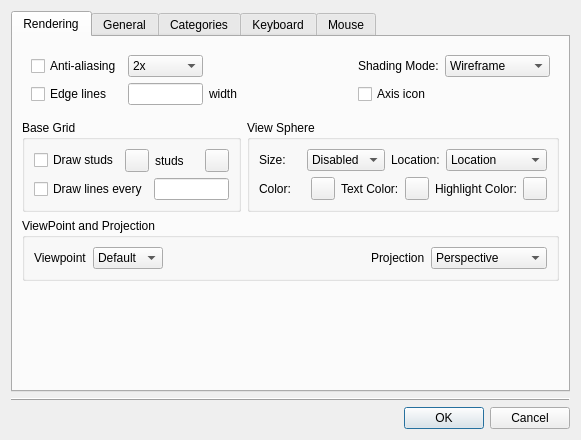
trevorsandy/lpub3d-ci, file lclib/qt/lc_qpreferencesdialog.ui: the form before one commit.
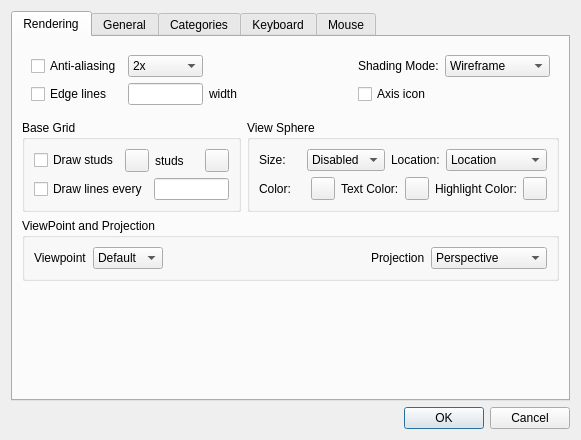
The form after the commit. Icons and pictures are not drawn.

Diff of the .ui file:
```diff
--- a/lclib/qt/lc_qpreferencesdialog.ui
+++ b/lclib/qt/lc_qpreferencesdialog.ui
@@ -1307,16 +1307,6 @@
      </widget>
     </widget>
    </item>
-   <item>
-    <widget class="QFrame" name="frame">
-     <property name="frameShape">
-      <enum>QFrame::HLine</enum>
-     </property>
-     <property name="frameShadow">
-      <enum>QFrame::Raised</enum>
-     </property>
-    </widget>
-   </item>
    <item>
     <widget class="QDialogButtonBox" name="buttonBox">
      <property name="orientation">
```
